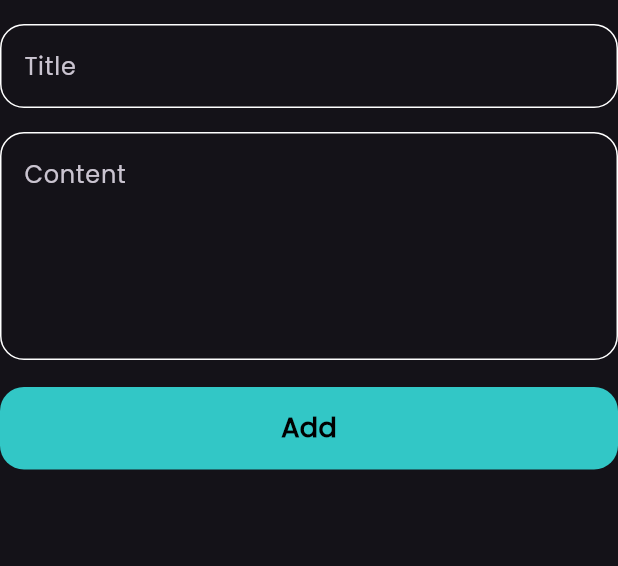
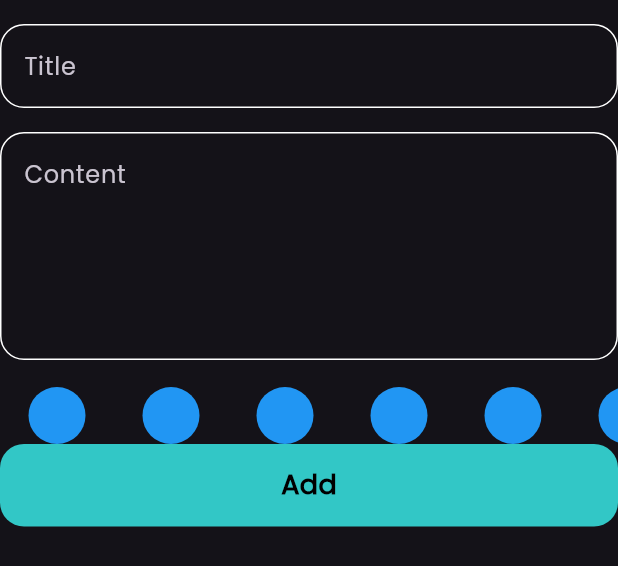
Before and after one commit to walidmorsi84/notes_app, a Flutter app: the AddNoteForm widget shown alone on an empty page, opened directly, on a phone screen of 412 x 824 dp. Shown: the top 566 px of the screen. Run offline on Flutter 3.47's test engine with Material 3 defaults, Android fonts, the phone set to English and light mode, and no system bars; our stand-ins replace flutter_bloc, font_awesome_flutter, hive, hive_flutter; accounts and stored records are empty.

Commit message:
create colors list view part 1

```diff
--- a/lib/widgets/add_note_form.dart
+++ b/lib/widgets/add_note_form.dart
@@ -4,6 +4,7 @@ import 'package:intl/intl.dart';
 import 'package:notes_app/cubits/add_note_cubit/add_note_cubit.dart';
 import 'package:notes_app/cubits/add_note_cubit/add_note_state.dart';
 import 'package:notes_app/models/note_model.dart';
+import 'package:notes_app/widgets/colors_list_view.dart';
 import 'package:notes_app/widgets/custom_button.dart';
 import 'package:notes_app/widgets/custom_text_field.dart';
 
@@ -51,6 +52,7 @@ class _AddNoteFormState extends State<AddNoteForm> {
             },
           ),
           const SizedBox(height: 18),
+          const ColorItemListView(),
           BlocBuilder<AddNoteCubit, AddNoteState>(
             builder: (context, state) {
               return CustomButton(
--- /dev/null
+++ b/lib/widgets/colors_list_view.dart
@@ -0,0 +1,29 @@
+import 'package:flutter/material.dart';
+
+class ColorItem extends StatelessWidget {
+  const ColorItem({super.key});
+
+  @override
+  Widget build(BuildContext context) {
+    return const CircleAvatar(
+      backgroundColor: Colors.blue,
+      radius: 38,
+    );
+  }
+}
+
+class ColorItemListView extends StatelessWidget {
+  const ColorItemListView({super.key});
+
+  @override
+  Widget build(BuildContext context) {
+    return SizedBox(
+      height: 38,
+      child: ListView.builder(
+        scrollDirection: Axis.horizontal,
+        itemBuilder: (context, index) => const ColorItem(),
+        itemCount: 10,
+      ),
+    );
+  }
+}
```
